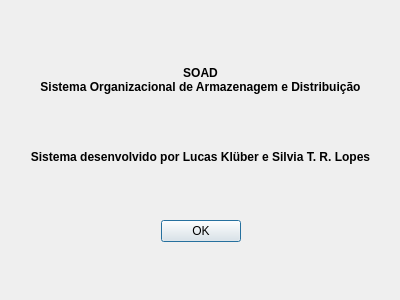
This is Resources/About.ui in Klubas/Projeto-SOAD as Qt 5 draws it before an edit. The edited form follows.
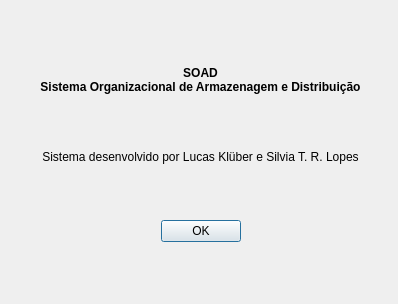
This is the edited form.

The edit to the form file:
```diff
--- a/Resources/About.ui
+++ b/Resources/About.ui
@@ -6,8 +6,8 @@
    <rect>
     <x>0</x>
     <y>0</y>
-    <width>400</width>
-    <height>300</height>
+    <width>398</width>
+    <height>304</height>
    </rect>
   </property>
   <property name="focusPolicy">
@@ -105,8 +105,8 @@
       </property>
       <property name="font">
        <font>
-        <weight>75</weight>
-        <bold>true</bold>
+        <weight>50</weight>
+        <bold>false</bold>
        </font>
       </property>
       <property name="text">
```
